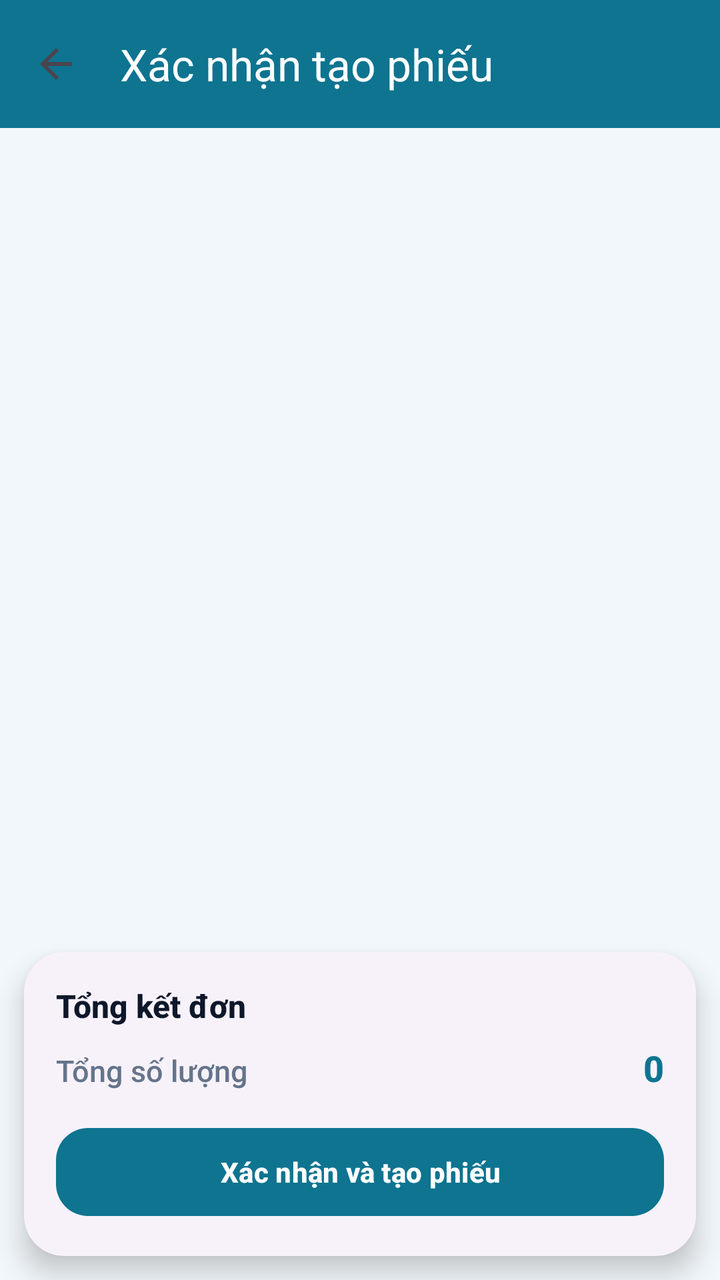
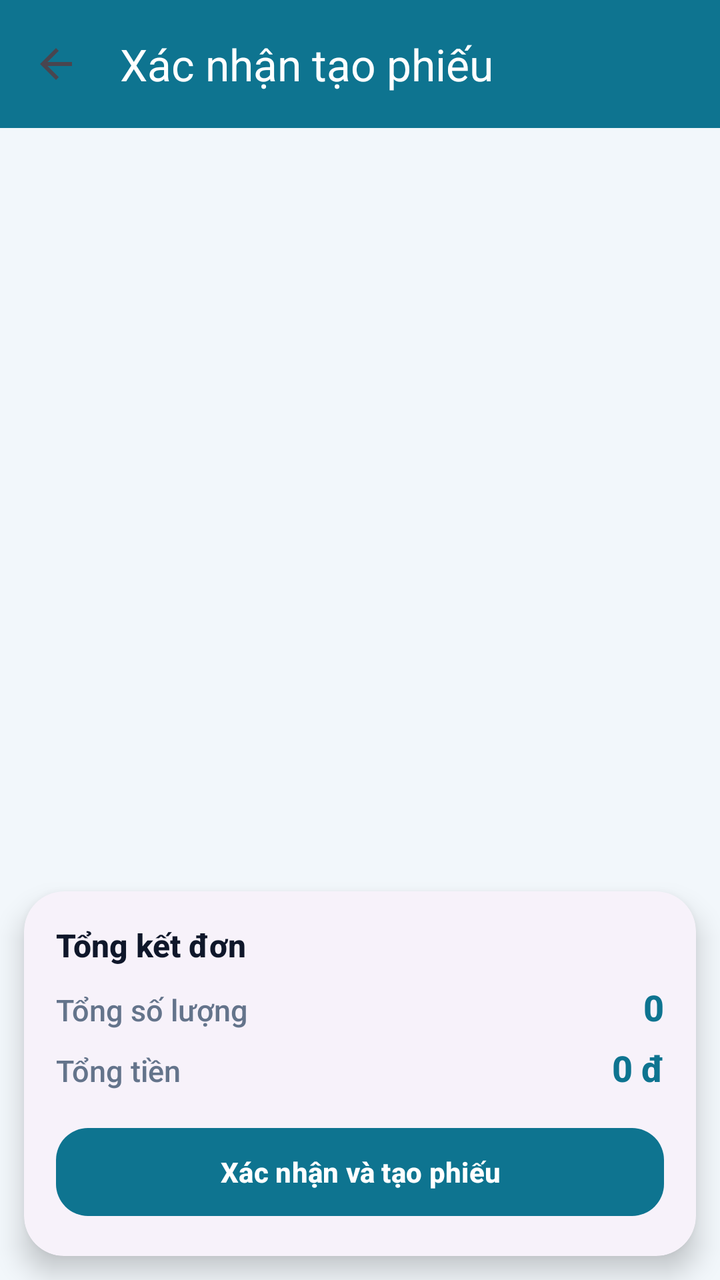

The first picture is an Android layout as it rendered before a commit; the second is the same layout after the commit. The layout source and the unified diff follow.
<!-- AndroidManifest.xml: application theme Theme.InvSmart -->
<!-- res/layout/fragment_order_detail.xml -->
<?xml version="1.0" encoding="utf-8"?>
<androidx.constraintlayout.widget.ConstraintLayout xmlns:android="http://schemas.android.com/apk/res/android"
    xmlns:app="http://schemas.android.com/apk/res-auto"
    xmlns:tools="http://schemas.android.com/tools"
    android:layout_width="match_parent"
    android:layout_height="match_parent"
    android:background="@color/md_theme_light_background"
    tools:context=".ui.view.OrderDetailFragment">

    <com.google.android.material.appbar.AppBarLayout
        android:id="@+id/appBarLayout"
        android:layout_width="match_parent"
        android:layout_height="wrap_content"
        app:elevation="0dp"
        app:layout_constraintTop_toTopOf="parent">

        <androidx.appcompat.widget.Toolbar
            android:id="@+id/toolbar"
            android:layout_width="match_parent"
            android:layout_height="?attr/actionBarSize"
            app:title="Xác nhận tạo phiếu"
            app:titleTextColor="@android:color/white"
            app:navigationIcon="?attr/homeAsUpIndicator"
            android:background="?attr/colorPrimary" />
    </com.google.android.material.appbar.AppBarLayout>

    <androidx.recyclerview.widget.RecyclerView
        android:id="@+id/rvOrderDetails"
        android:layout_width="match_parent"
        android:layout_height="0dp"
        android:clipToPadding="false"
        android:paddingBottom="8dp"
        app:layout_constraintTop_toBottomOf="@+id/appBarLayout"
        app:layout_constraintBottom_toTopOf="@+id/bottomSection" />

    <com.google.android.material.card.MaterialCardView
        android:id="@+id/bottomSection"
        android:layout_width="match_parent"
        android:layout_height="wrap_content"
        android:layout_margin="12dp"
        app:cardCornerRadius="20dp"
        app:cardElevation="8dp"
        app:layout_constraintBottom_toBottomOf="parent">

        <LinearLayout
            android:layout_width="match_parent"
            android:layout_height="wrap_content"
            android:orientation="vertical"
            android:padding="16dp">

            <TextView
                android:layout_width="wrap_content"
                android:layout_height="wrap_content"
                android:text="Tổng kết đơn"
                android:textColor="?attr/colorOnSurface"
                android:textSize="16sp"
                android:textStyle="bold" />

            <LinearLayout
                android:layout_width="match_parent"
                android:layout_height="wrap_content"
                android:layout_marginTop="8dp"
                android:orientation="horizontal">

                <TextView
                    android:layout_width="0dp"
                    android:layout_height="wrap_content"
                    android:layout_weight="1"
                    android:text="Tổng số lượng"
                    android:textColor="@color/brand_text_muted"
                    android:textSize="15sp" />

                <TextView
                    android:id="@+id/tvTotalQuantity"
                    android:layout_width="wrap_content"
                    android:layout_height="wrap_content"
                    android:text="0"
                    android:textColor="?attr/colorPrimary"
                    android:textSize="18sp"
                    android:textStyle="bold" />
            </LinearLayout>

            <com.google.android.material.button.MaterialButton
                android:id="@+id/btnConfirm"
                android:layout_width="match_parent"
                android:layout_height="wrap_content"
                android:layout_marginTop="14dp"
                android:text="Xác nhận và tạo phiếu"
                android:textStyle="bold" />

            <ProgressBar
                android:id="@+id/progressBar"
                android:layout_width="wrap_content"
                android:layout_height="wrap_content"
                android:layout_gravity="center"
                android:layout_marginTop="10dp"
                android:visibility="gone" />
        </LinearLayout>

    </com.google.android.material.card.MaterialCardView>

</androidx.constraintlayout.widget.ConstraintLayout>
<!-- resources referenced by this layout -->
<resources>
  <color name="brand_text_muted">#64748B</color>
  <color name="md_theme_light_background">#F2F7FB</color>
  <style name="Theme.InvSmart" parent="Base.Theme.InvSmart" />
  <style name="Base.Theme.InvSmart" parent="Theme.Material3.DayNight.NoActionBar">
          <item name="colorPrimary">@color/md_theme_light_primary</item>
          <item name="colorOnPrimary">@color/md_theme_light_onPrimary</item>
          <item name="colorPrimaryContainer">@color/md_theme_light_primaryContainer</item>
          <item name="colorOnPrimaryContainer">@color/md_theme_light_onPrimaryContainer</item>
          <item name="colorSecondary">@color/md_theme_light_secondary</item>
          <item name="colorOnSecondary">@color/md_theme_light_onSecondary</item>
          <item name="colorSurface">@color/md_theme_light_surface</item>
          <item name="colorOnSurface">@color/md_theme_light_onSurface</item>
          <item name="colorSurfaceVariant">@color/md_theme_light_surfaceVariant</item>
          <item name="colorOutline">@color/md_theme_light_outline</item>
          <item name="colorOnBackground">@color/md_theme_light_onBackground</item>
          <item name="colorError">@color/md_theme_light_error</item>
          <item name="colorOnError">@color/md_theme_light_onError</item>
          <item name="android:colorBackground">@color/md_theme_light_background</item>
  
          <item name="toolbarStyle">@style/Widget.InvSmart.Toolbar</item>
          <item name="materialButtonStyle">@style/Widget.InvSmart.Button.Primary</item>
          <item name="textInputStyle">@style/Widget.InvSmart.InputLayout</item>
          <item name="materialCardViewStyle">@style/Widget.InvSmart.Card</item>
  
          <item name="android:fontFamily">sans-serif-medium</item>
          <item name="android:statusBarColor">@android:color/transparent</item>
          <item name="android:windowLightStatusBar">true</item>
      </style>
  <color name="md_theme_light_primary">#0E7490</color>
  <color name="md_theme_light_onPrimary">#FFFFFF</color>
  <color name="md_theme_light_primaryContainer">#CCF0FA</color>
  <color name="md_theme_light_onPrimaryContainer">#062433</color>
  <color name="md_theme_light_secondary">#0F766E</color>
  <color name="md_theme_light_onSecondary">#FFFFFF</color>
  <color name="md_theme_light_surface">#FFFFFF</color>
  <color name="md_theme_light_onSurface">#0F172A</color>
  <color name="md_theme_light_surfaceVariant">#E3EDF7</color>
  <color name="md_theme_light_outline">#A8B4C3</color>
  <color name="md_theme_light_onBackground">#111827</color>
  <color name="md_theme_light_error">#D12F2F</color>
  <color name="md_theme_light_onError">#FFFFFF</color>
  <style name="Widget.InvSmart.Toolbar" parent="Widget.Material3.Toolbar">
          <item name="android:background">@color/md_theme_light_primary</item>
          <item name="titleTextColor">@color/md_theme_light_onPrimary</item>
          <item name="subtitleTextColor">@color/md_theme_light_onPrimary</item>
      </style>
  <style name="Widget.InvSmart.Button.Primary" parent="Widget.Material3.Button">
          <item name="cornerRadius">16dp</item>
          <item name="android:textAllCaps">false</item>
          <item name="android:minHeight">52dp</item>
      </style>
  <style name="Widget.InvSmart.InputLayout" parent="Widget.Material3.TextInputLayout.OutlinedBox.Dense">
          <item name="boxCornerRadiusTopStart">16dp</item>
          <item name="boxCornerRadiusTopEnd">16dp</item>
          <item name="boxCornerRadiusBottomStart">16dp</item>
          <item name="boxCornerRadiusBottomEnd">16dp</item>
      </style>
  <style name="Widget.InvSmart.Card" parent="Widget.Material3.CardView.Elevated">
          <item name="cardCornerRadius">18dp</item>
          <item name="cardElevation">3dp</item>
      </style>
</resources>

<!-- the commit's change to res/layout/fragment_order_detail.xml (unified diff, before → after) -->
@@ -80,6 +80,30 @@
                     android:textStyle="bold" />
             </LinearLayout>
 
+            <LinearLayout
+                android:layout_width="match_parent"
+                android:layout_height="wrap_content"
+                android:layout_marginTop="6dp"
+                android:orientation="horizontal">
+
+                <TextView
+                    android:layout_width="0dp"
+                    android:layout_height="wrap_content"
+                    android:layout_weight="1"
+                    android:text="Tổng tiền"
+                    android:textColor="@color/brand_text_muted"
+                    android:textSize="15sp" />
+
+                <TextView
+                    android:id="@+id/tvTotalAmount"
+                    android:layout_width="wrap_content"
+                    android:layout_height="wrap_content"
+                    android:text="0 đ"
+                    android:textColor="?attr/colorPrimary"
+                    android:textSize="18sp"
+                    android:textStyle="bold" />
+            </LinearLayout>
+
             <com.google.android.material.button.MaterialButton
                 android:id="@+id/btnConfirm"
                 android:layout_width="match_parent"
